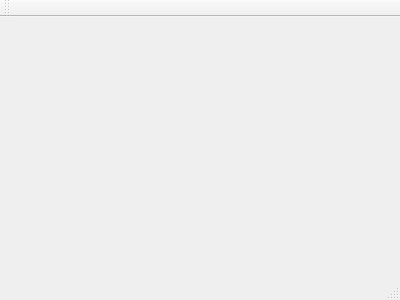
Before: the Qt Designer form mainwindow.ui in f90g0/PNGJohn, drawn with Qt 5.
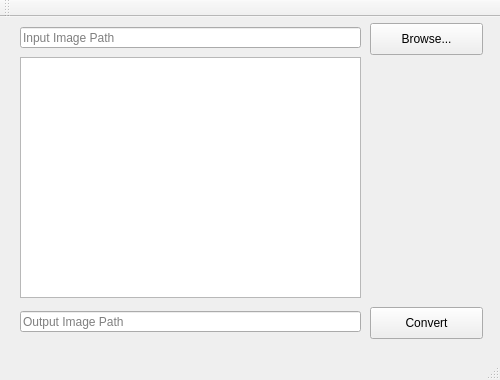
After: the same form once the commit is applied.

```diff
--- a/mainwindow.ui
+++ b/mainwindow.ui
@@ -1,24 +1,123 @@
 <ui version="4.0">
  <class>MainWindow</class>
- <widget class="QMainWindow" name="MainWindow" >
-  <property name="geometry" >
+ <widget class="QMainWindow" name="MainWindow">
+  <property name="geometry">
    <rect>
     <x>0</x>
     <y>0</y>
-    <width>400</width>
-    <height>300</height>
+    <width>500</width>
+    <height>380</height>
    </rect>
   </property>
   <property name="windowTitle" >
    <string>MainWindow</string>
   </property>
-  <widget class="QMenuBar" name="menuBar" />
-  <widget class="QToolBar" name="mainToolBar" />
-  <widget class="QWidget" name="centralWidget" />
-  <widget class="QStatusBar" name="statusBar" />
+  <widget class="QWidget" name="centralWidget">
+   <widget class="QPushButton" name="imageBrowseButton">
+    <property name="geometry">
+     <rect>
+      <x>370</x>
+      <y>6</y>
+      <width>113</width>
+      <height>32</height>
+     </rect>
+    </property>
+    <property name="text">
+     <string>Browse...</string>
+    </property>
+   </widget>
+   <widget class="QLineEdit" name="inputFilePath">
+    <property name="geometry">
+     <rect>
+      <x>20</x>
+      <y>10</y>
+      <width>341</width>
+      <height>21</height>
+     </rect>
+    </property>
+    <property name="text">
+     <string/>
+    </property>
+    <property name="placeholderText">
+     <string>Input Image Path</string>
+    </property>
+   </widget>
+   <widget class="QPushButton" name="convertButton">
+    <property name="geometry">
+     <rect>
+      <x>370</x>
+      <y>290</y>
+      <width>113</width>
+      <height>32</height>
+     </rect>
+    </property>
+    <property name="text">
+     <string>Convert</string>
+    </property>
+   </widget>
+   <widget class="QGraphicsView" name="previewImage">
+    <property name="geometry">
+     <rect>
+      <x>20</x>
+      <y>40</y>
+      <width>341</width>
+      <height>241</height>
+     </rect>
+    </property>
+   </widget>
+   <widget class="QLineEdit" name="outputFilePath">
+    <property name="geometry">
+     <rect>
+      <x>20</x>
+      <y>294</y>
+      <width>341</width>
+      <height>21</height>
+     </rect>
+    </property>
+    <property name="toolTipDuration">
+     <number>-2</number>
+    </property>
+    <property name="whatsThis">
+     <string/>
+    </property>
+    <property name="accessibleName">
+     <string/>
+    </property>
+    <property name="inputMask">
+     <string/>
+    </property>
+    <property name="text">
+     <string/>
+    </property>
+    <property name="readOnly">
+     <bool>false</bool>
+    </property>
+    <property name="placeholderText">
+     <string>Output Image Path</string>
+    </property>
+   </widget>
+  </widget>
+  <widget class="QMenuBar" name="menuBar">
+   <property name="geometry">
+    <rect>
+     <x>0</x>
+     <y>0</y>
+     <width>500</width>
+     <height>22</height>
+    </rect>
+   </property>
+  </widget>
+  <widget class="QToolBar" name="mainToolBar">
+   <attribute name="toolBarArea">
+    <enum>TopToolBarArea</enum>
+   </attribute>
+   <attribute name="toolBarBreak">
+    <bool>false</bool>
+   </attribute>
+  </widget>
+  <widget class="QStatusBar" name="statusBar"/>
  </widget>
- <layoutDefault spacing="6" margin="11" />
- <pixmapfunction></pixmapfunction>
+ <layoutdefault spacing="6" margin="11"/>
  <resources/>
  <connections/>
 </ui>
```
Left out of the diff: 3 changed lines with no effect on the pictures.
